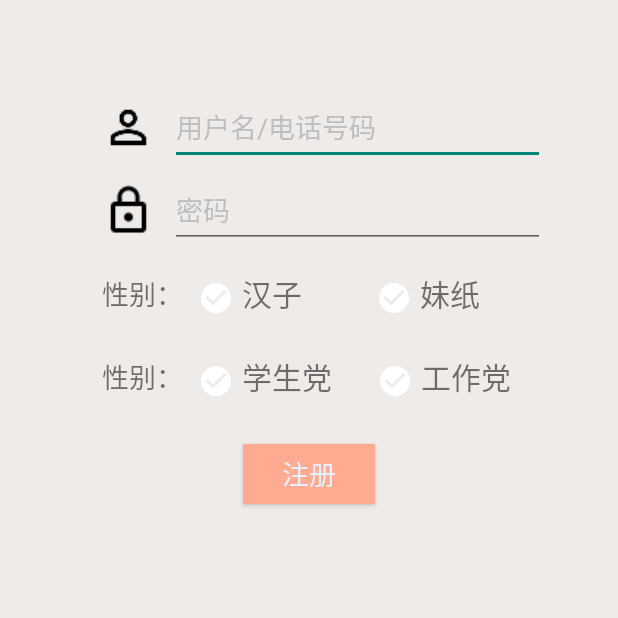
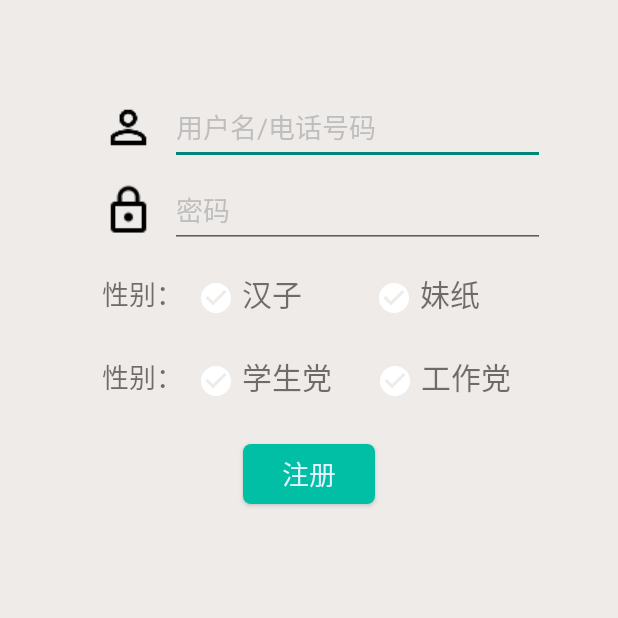
Before and after one commit to Jerry-Yin/GoodNight, an Android app: the HiRegistActivity screen opened directly, with no data from a screen before it, on a phone screen of 412 x 824 dp, the top half of it. Run offline under Robolectric (Android 15) with nearby library versions, the light colour scheme and no system bars.

Commit message:
add custom btn drawable

```diff
--- /dev/null
+++ b/app/src/main/res/drawable/btn_bg_green_click.xml
@@ -0,0 +1,6 @@
+<?xml version="1.0" encoding="utf-8"?>
+<selector xmlns:android="http://schemas.android.com/apk/res/android">
+
+    <item android:drawable="@drawable/btn_bg_green_pressed" android:state_pressed="true"></item>
+    <item android:drawable="@drawable/btn_bg_green_normal" android:state_pressed="false"></item>
+</selector>
--- /dev/null
+++ b/app/src/main/res/drawable/btn_bg_green_normal.xml
@@ -0,0 +1,8 @@
+<?xml version="1.0" encoding="utf-8"?>
+<shape xmlns:android="http://schemas.android.com/apk/res/android"
+    android:shape="rectangle">
+
+    <corners android:radius="5dp"></corners>
+    <solid android:color="@color/title_color"></solid>
+
+</shape>
--- /dev/null
+++ b/app/src/main/res/drawable/btn_bg_green_pressed.xml
@@ -0,0 +1,8 @@
+<?xml version="1.0" encoding="utf-8"?>
+<shape xmlns:android="http://schemas.android.com/apk/res/android"
+    android:shape="rectangle">
+
+    <corners android:radius="5dp"></corners>
+    <solid android:color="@color/colorPrimaryDark"></solid>
+
+</shape>
--- a/app/src/main/res/layout/layout_login.xml
+++ b/app/src/main/res/layout/layout_login.xml
@@ -101,7 +101,7 @@
                 android:id="@+id/btn_to_register"
                 android:layout_width="wrap_content"
                 android:layout_height="fill_parent"
-                android:background="@drawable/btn_bg_click"
+                android:background="@drawable/btn_bg_green_click"
                 android:text="@string/text_regist"
                 android:textColor="@color/title_text_color"
                 android:textSize="18sp" />
@@ -111,7 +111,7 @@
                 android:layout_width="wrap_content"
                 android:layout_height="fill_parent"
                 android:layout_alignParentRight="true"
-                android:background="@drawable/btn_bg_click"
+                android:background="@drawable/btn_bg_green_click"
                 android:text="@string/text_login"
                 android:textColor="@color/title_text_color"
                 android:textSize="18sp" />
--- a/app/src/main/res/layout/layout_regist.xml
+++ b/app/src/main/res/layout/layout_regist.xml
@@ -165,7 +165,7 @@
         android:layout_height="40dp"
         android:layout_gravity="center_horizontal"
         android:layout_marginTop="20dp"
-        android:background="@drawable/btn_bg_click"
+        android:background="@drawable/btn_bg_green_click"
         android:text="@string/text_regist"
         android:textColor="@color/title_text_color"
         android:textSize="18sp" />
```
Also changed, not shown: 1 other file.
